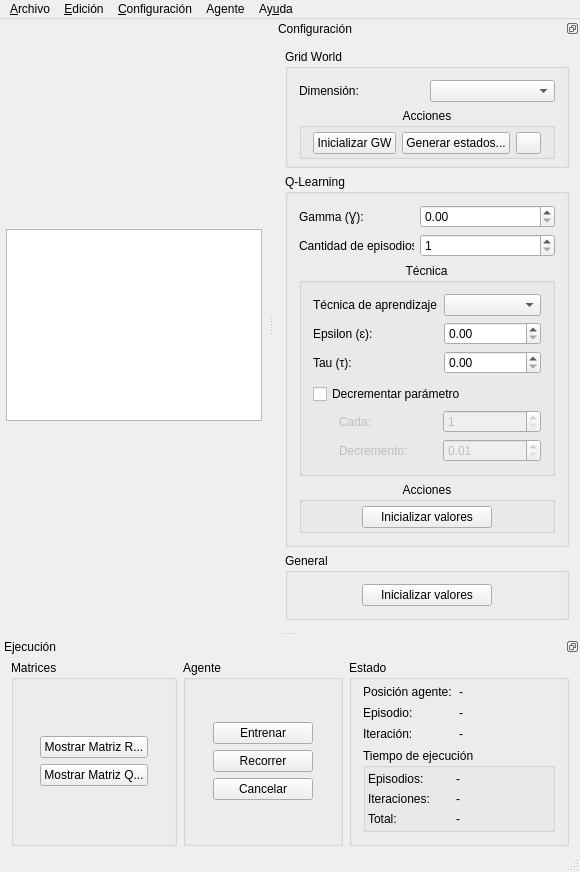
Old version of the form gui/qt/IA2013TPIRLGUI/mainwindow.ui in the repository ssebastianj/ia2013-tpi-rl.
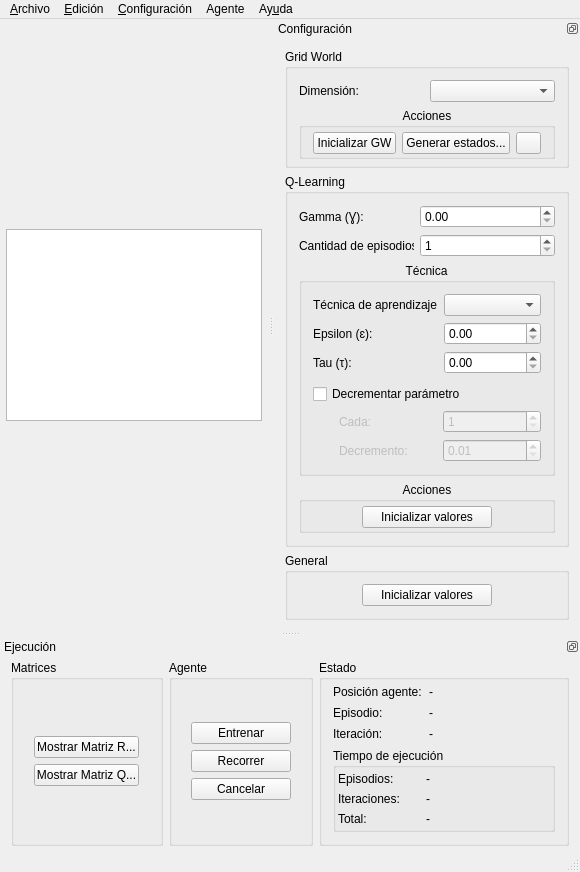
New version of the form. Icons and pictures are not drawn.

Diff of the .ui file:
```diff
--- a/gui/qt/IA2013TPIRLGUI/mainwindow.ui
+++ b/gui/qt/IA2013TPIRLGUI/mainwindow.ui
@@ -865,7 +865,7 @@
       <widget class="QGroupBox" name="gbEstadoEjecucion">
        <property name="minimumSize">
         <size>
-         <width>220</width>
+         <width>250</width>
          <height>0</height>
         </size>
        </property>
@@ -1013,6 +1013,12 @@
              </item>
              <item>
               <widget class="QLabel" name="lblExecTimeEpisodios">
+               <property name="sizePolicy">
+                <sizepolicy hsizetype="Expanding" vsizetype="Preferred">
+                 <horstretch>0</horstretch>
+                 <verstretch>0</verstretch>
+                </sizepolicy>
+               </property>
                <property name="text">
                 <string>-</string>
                </property>
@@ -1043,6 +1049,12 @@
              </item>
              <item>
               <widget class="QLabel" name="lblExecTimeIteraciones">
+               <property name="sizePolicy">
+                <sizepolicy hsizetype="Expanding" vsizetype="Preferred">
+                 <horstretch>0</horstretch>
+                 <verstretch>0</verstretch>
+                </sizepolicy>
+               </property>
                <property name="text">
                 <string>-</string>
                </property>
@@ -1073,6 +1085,12 @@
              </item>
              <item>
               <widget class="QLabel" name="lblExecTimeTotal">
+               <property name="sizePolicy">
+                <sizepolicy hsizetype="Expanding" vsizetype="Preferred">
+                 <horstretch>0</horstretch>
+                 <verstretch>0</verstretch>
+                </sizepolicy>
+               </property>
                <property name="text">
                 <string>-</string>
                </property>
```
